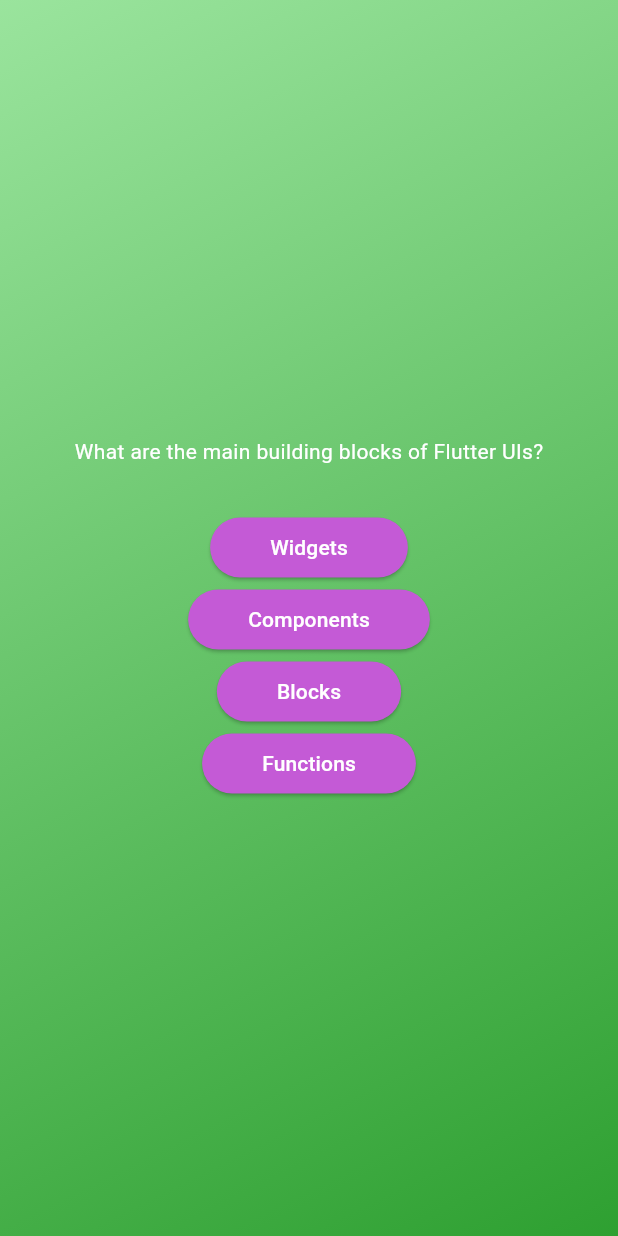
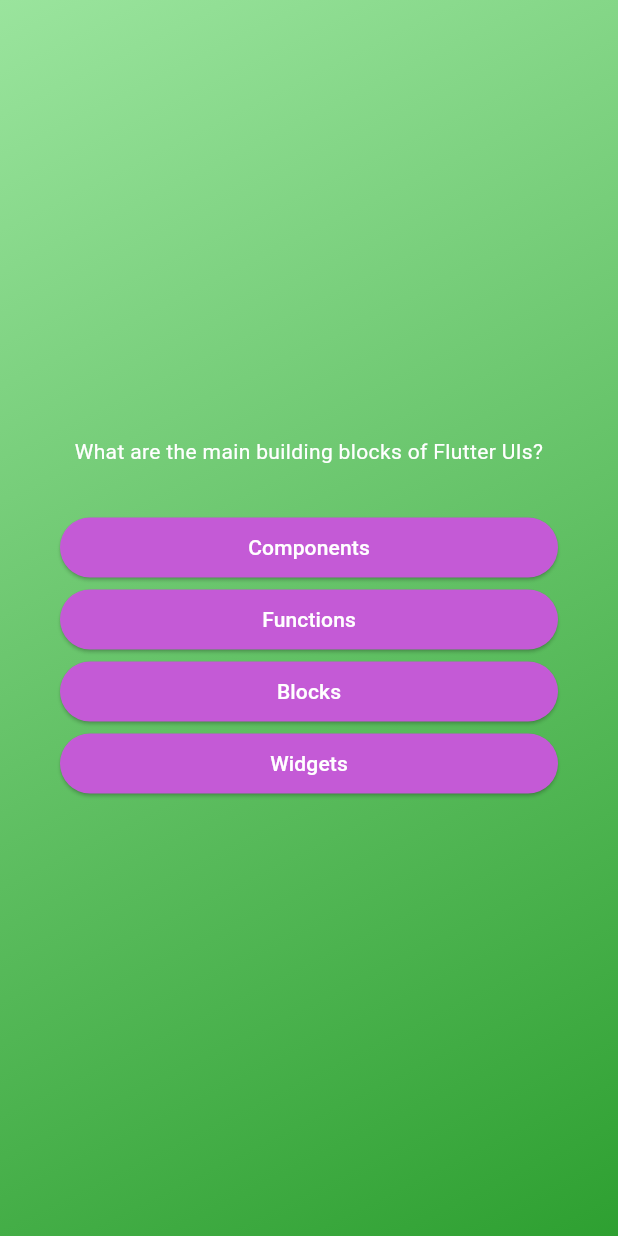
Before and after one commit to curtis-clement/flutter_quiz_app, a Flutter app: the screen it shows after launch, after a tap on "Start Quiz", on a phone screen of 412 x 824 dp. Run offline on Flutter 3.47's test engine with Material 3 defaults, Android fonts, the phone set to English and light mode, and no system bars.

Commit message:
display answers in a shuffled state

```diff
--- a/lib/models/quiz_question.dart
+++ b/lib/models/quiz_question.dart
@@ -3,4 +3,10 @@ class QuizQuestion {
 
   final String text;
   final List<String> answers;
+
+  List<String> getShuffledAnswers() {
+    final shuffledAnswers = List<String>.from(answers);
+    shuffledAnswers.shuffle();
+    return shuffledAnswers;
+  }
 }
--- a/lib/question_screen.dart
+++ b/lib/question_screen.dart
@@ -18,33 +18,28 @@ class _QuestionScreenState extends State<QuestionScreen> {
 
     return SizedBox(
       width: double.infinity,
+      child: Container(
+        margin: const EdgeInsets.all(40),
         child: Column(
           mainAxisAlignment: MainAxisAlignment.center,
+          crossAxisAlignment: CrossAxisAlignment.stretch,
           children: [
             Text(
               currentQuestion.text,
               style: const TextStyle(
                 color: Colors.white,
               ),
+              textAlign: TextAlign.center,
             ),
             const SizedBox(height: 30),
-          AnswerButton(
-            answerText: currentQuestion.answers[0],
+            ...currentQuestion.getShuffledAnswers().map((answer) {
+              return AnswerButton(
+                answerText: answer,
                 onPressed: () {},
+              );
+            }),
+          ],
         ),
-          AnswerButton(
-            answerText: currentQuestion.answers[1],
-            onPressed: () {},
-          ),
-          AnswerButton(
-            answerText: currentQuestion.answers[2],
-            onPressed: () {},
-          ),
-          AnswerButton(
-            answerText: currentQuestion.answers[3],
-            onPressed: () {},
-          ),
-        ],
       ),
     );
   }
```
Lines whose indentation alone changed are shown as unchanged.
